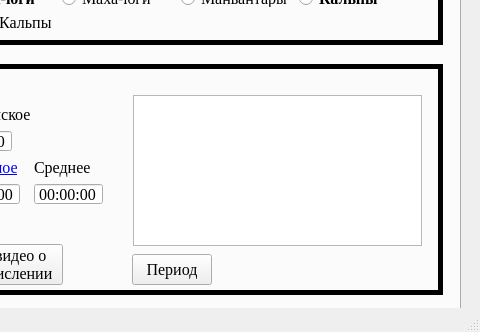
Above: mainwindow.ui from serg-lar/sun-moon-time before the change; both pictures show x 100 to 580 and y 378 to 710 of the 580 by 710 pixel window. Below: the same form after it.
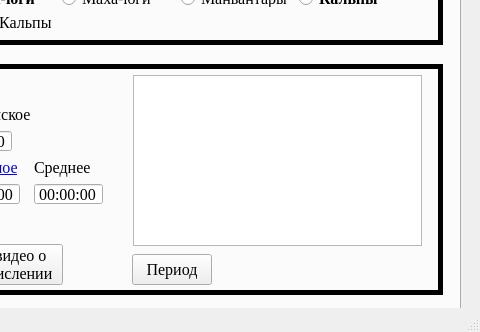
That is the form after the change. Icons and pictures are not drawn. Custom widgets are drawn as their Qt base class.

Diff of the .ui file:
```diff
--- a/mainwindow.ui
+++ b/mainwindow.ui
@@ -626,9 +626,9 @@
        <property name="geometry">
         <rect>
          <x>211</x>
-         <y>31</y>
+         <y>11</y>
          <width>289</width>
-         <height>151</height>
+         <height>171</height>
         </rect>
        </property>
        <property name="font">
```
